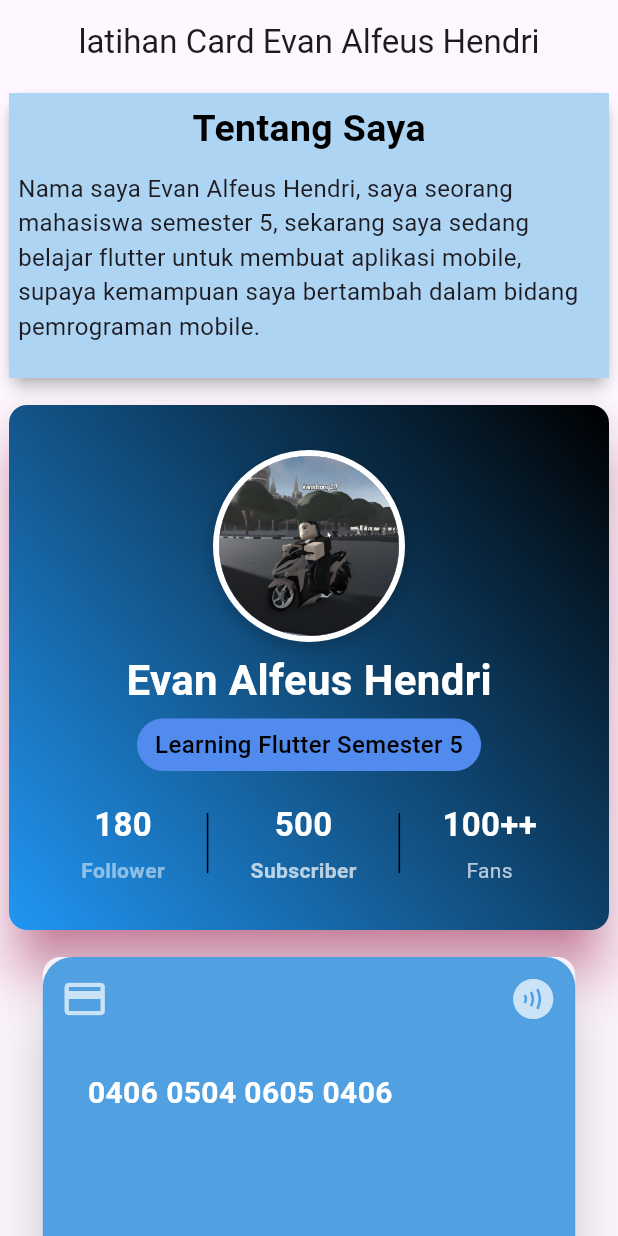
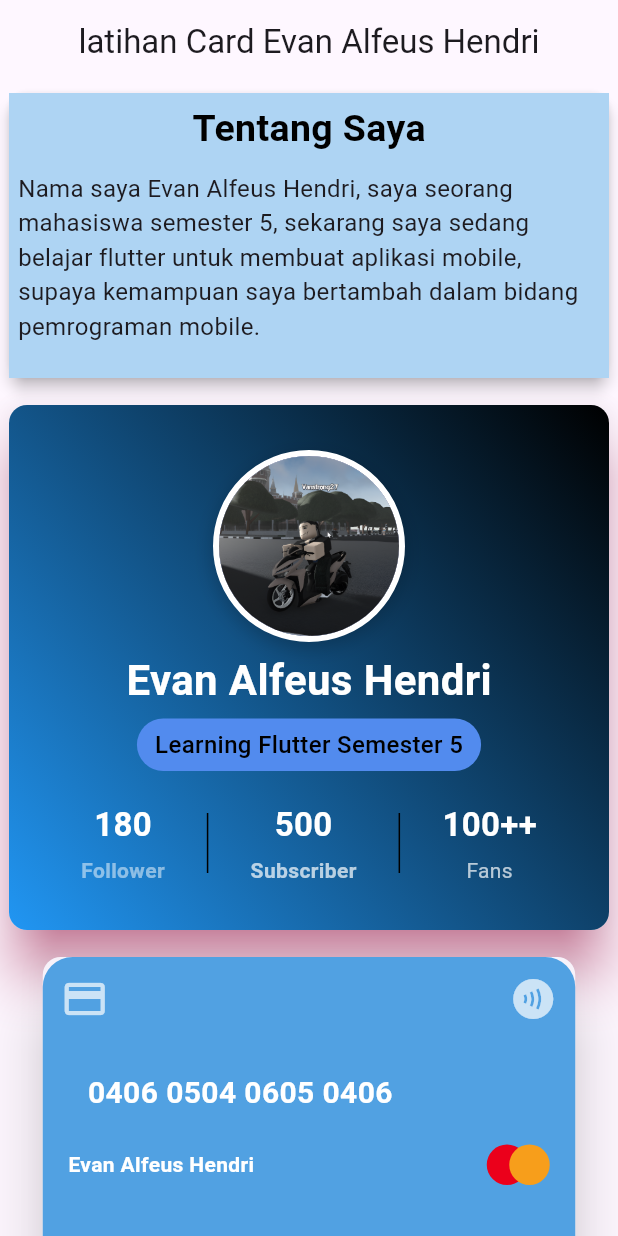
Before and after one commit to vanstrong4/latihan_week_8, a Flutter app: the screen it shows after launch, on a phone screen of 412 x 824 dp. Run offline on Flutter 3.47's test engine with Material 3 defaults, Android fonts, the phone set to English and light mode, and no system bars.

Commit message:
tambahin nama kartu dan logo master card

```diff
--- a/lib/pages/latihan_card_s2.dart
+++ b/lib/pages/latihan_card_s2.dart
@@ -244,9 +244,46 @@ class MyVan extends StatelessWidget {
                                   )
                                 )
                               ),
+                              SizedBox(height: 20),
+                              Padding(
+                                padding:EdgeInsets.symmetric(horizontal: 17),
+                                child: Row(
+                                  mainAxisAlignment: MainAxisAlignment.spaceBetween,
+                                  children: [
+                                    Text('Evan Alfeus Hendri',
+                                      style: TextStyle(
+                                        color: Colors.white,
+                                        fontWeight: FontWeight.bold
+                                      )
+                                    ),
+                                    Stack(
+                                    children:[
+                                      Container(
+                                        width: 27,
+                                        height: 27,
+                                        decoration: const BoxDecoration(
+                                          color: Color(0xFFEB001B),
+                                          shape: BoxShape.circle,
+                                        ),
+                                      ),
+                                      Container(
+                                        margin:EdgeInsets.only(left: 15),
+                                        width: 27,
+                                        height: 27,
+                                        decoration: BoxDecoration(
+                                          color: Color(0xFFF79E1B),
+                                          shape: BoxShape.circle,
+                                        ),
+                                      )
+                                    ],
+                                    ),
+                                  ],
+                                ),
+                              ),
                             ],
                           ),
                           ),
+
                         ],
                       )
                     )
```
